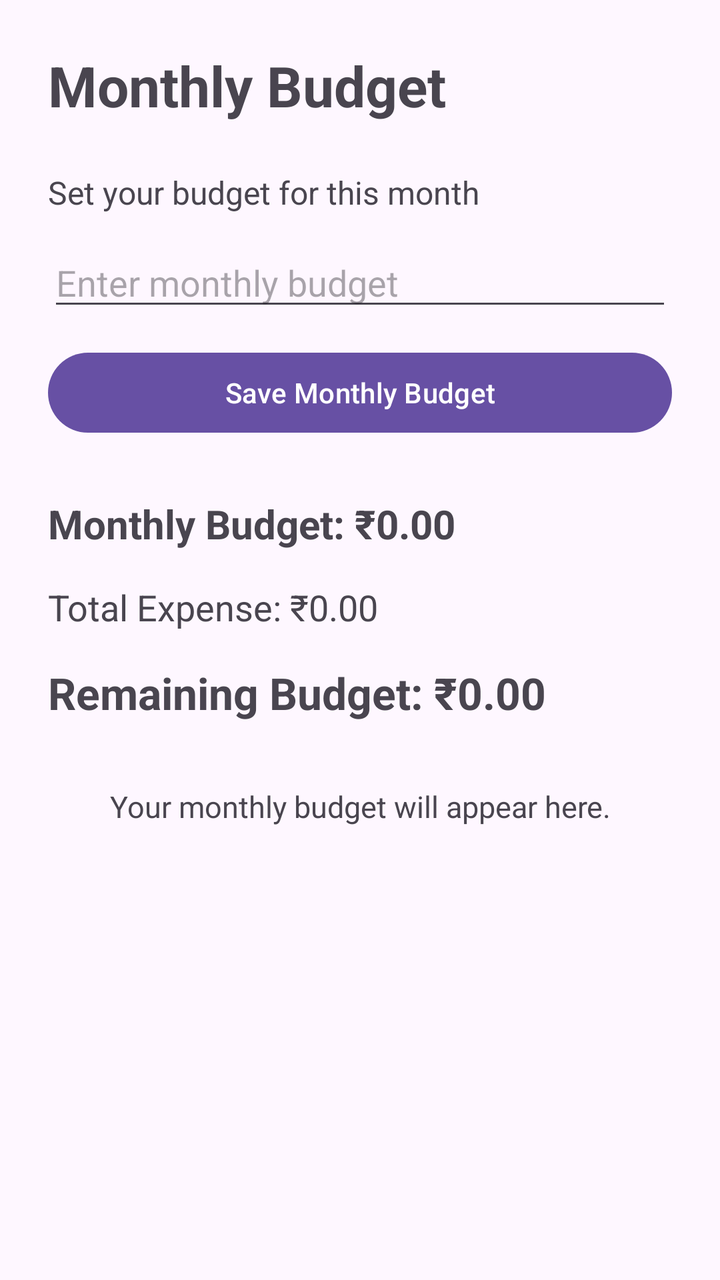
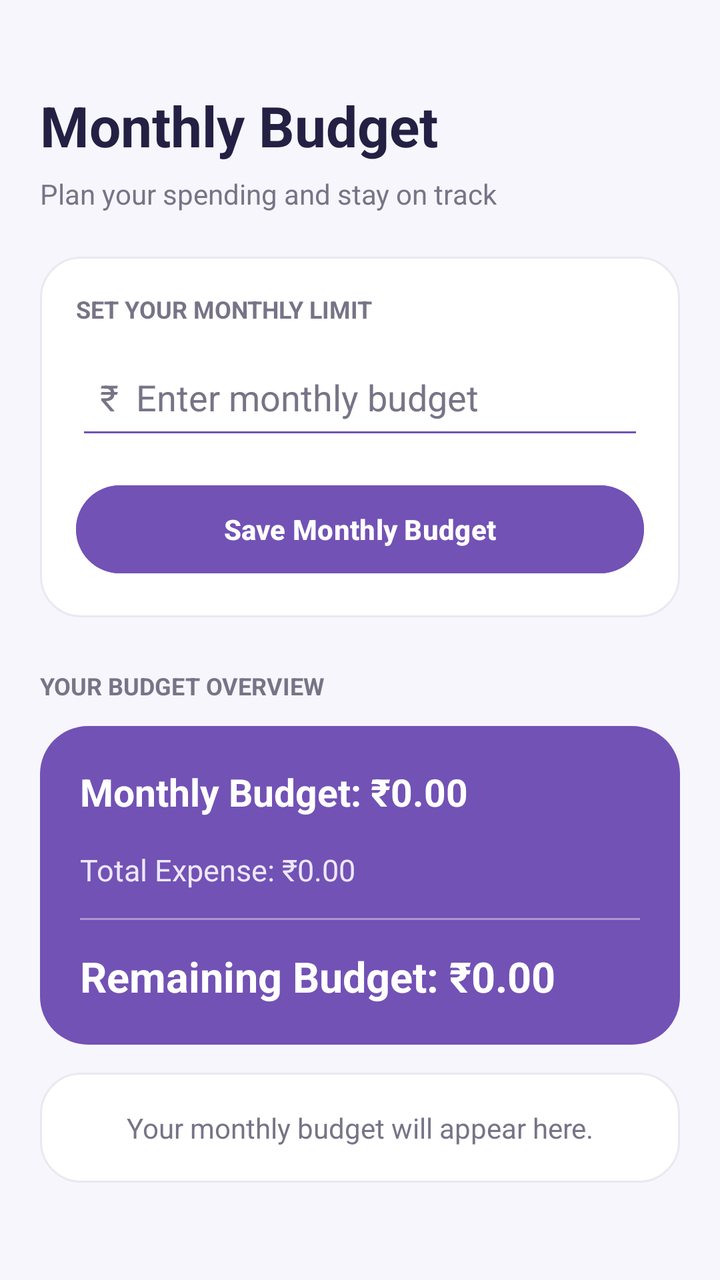

The first picture is an Android layout as it rendered before a commit; the second is the same layout after the commit. The layout source and the unified diff follow.
<!-- AndroidManifest.xml: application theme Theme.PocketPlan -->
<!-- res/layout/fragment_budget.xml -->
﻿<?xml version="1.0" encoding="utf-8"?>
<ScrollView xmlns:android="http://schemas.android.com/apk/res/android"
    android:layout_width="match_parent"
    android:layout_height="match_parent"
    android:fillViewport="true">

    <LinearLayout
        android:layout_width="match_parent"
        android:layout_height="wrap_content"
        android:orientation="vertical"
        android:padding="24dp">

        <TextView
            android:layout_width="wrap_content"
            android:layout_height="wrap_content"
            android:text="Monthly Budget"
            android:textSize="28sp"
            android:textStyle="bold"
            android:layout_marginBottom="24dp" />

        <TextView
            android:layout_width="wrap_content"
            android:layout_height="wrap_content"
            android:text="Set your budget for this month"
            android:textSize="16sp"
            android:layout_marginBottom="12dp" />

        <EditText
            android:id="@+id/etMonthlyBudget"
            android:layout_width="match_parent"
            android:layout_height="wrap_content"
            android:hint="Enter monthly budget"
            android:inputType="numberDecimal"
            android:singleLine="true"
            android:layout_marginBottom="12dp" />

        <Button
            android:id="@+id/btnSaveBudget"
            android:layout_width="match_parent"
            android:layout_height="wrap_content"
            android:text="Save Monthly Budget" />

        <TextView
            android:id="@+id/tvBudgetAmount"
            android:layout_width="match_parent"
            android:layout_height="wrap_content"
            android:text="Monthly Budget: ₹0.00"
            android:textSize="20sp"
            android:textStyle="bold"
            android:layout_marginTop="28dp"
            android:layout_marginBottom="16dp" />

        <TextView
            android:id="@+id/tvBudgetExpense"
            android:layout_width="match_parent"
            android:layout_height="wrap_content"
            android:text="Total Expense: ₹0.00"
            android:textSize="18sp"
            android:layout_marginBottom="16dp" />

        <TextView
            android:id="@+id/tvBudgetRemaining"
            android:layout_width="match_parent"
            android:layout_height="wrap_content"
            android:text="Remaining Budget: ₹0.00"
            android:textSize="22sp"
            android:textStyle="bold"
            android:layout_marginBottom="20dp" />

        <TextView
            android:id="@+id/tvBudgetMessage"
            android:layout_width="match_parent"
            android:layout_height="wrap_content"
            android:gravity="center"
            android:padding="12dp"
            android:text="Your monthly budget will appear here."
            android:textSize="15sp" />

    </LinearLayout>
</ScrollView>
<!-- resources referenced by this layout -->
<resources>
  <style name="Theme.PocketPlan" parent="Base.Theme.PocketPlan" />
  <style name="Base.Theme.PocketPlan" parent="Theme.Material3.DayNight.NoActionBar">
          
          
      </style>
</resources>

<!-- the commit's change to res/layout/fragment_budget.xml (unified diff, before → after) -->
@@ -1,80 +1,140 @@
-﻿<?xml version="1.0" encoding="utf-8"?>
-<ScrollView xmlns:android="http://schemas.android.com/apk/res/android"
+﻿<ScrollView xmlns:android="http://schemas.android.com/apk/res/android"
     android:layout_width="match_parent"
     android:layout_height="match_parent"
+    android:background="@color/screen_background"
     android:fillViewport="true">
 
     <LinearLayout
         android:layout_width="match_parent"
         android:layout_height="wrap_content"
         android:orientation="vertical"
-        android:padding="24dp">
+        android:paddingStart="20dp"
+        android:paddingTop="44dp"
+        android:paddingEnd="20dp"
+        android:paddingBottom="28dp">
 
         <TextView
-            android:layout_width="wrap_content"
+            android:layout_width="match_parent"
             android:layout_height="wrap_content"
             android:text="Monthly Budget"
             android:textSize="28sp"
             android:textStyle="bold"
-            android:layout_marginBottom="24dp" />
+            android:textColor="@color/text_primary"
+            android:layout_marginBottom="6dp" />
 
         <TextView
-            android:layout_width="wrap_content"
+            android:layout_width="match_parent"
             android:layout_height="wrap_content"
-            android:text="Set your budget for this month"
-            android:textSize="16sp"
+            android:text="Plan your spending and stay on track"
+            android:textSize="14sp"
+            android:textColor="@color/text_secondary"
+            android:layout_marginBottom="22dp" />
+
+        <LinearLayout
+            android:layout_width="match_parent"
+            android:layout_height="wrap_content"
+            android:orientation="vertical"
+            android:padding="18dp"
+            android:background="@drawable/bg_pp_dashboard_card">
+
+            <TextView
+                android:layout_width="match_parent"
+                android:layout_height="wrap_content"
+                android:text="SET YOUR MONTHLY LIMIT"
+                android:textSize="12sp"
+                android:textStyle="bold"
+                android:textColor="@color/text_secondary"
+                android:layout_marginBottom="10dp" />
+
+            <EditText
+                android:id="@+id/etMonthlyBudget"
+                android:layout_width="match_parent"
+                android:layout_height="52dp"
+                android:hint="₹  Enter monthly budget"
+                android:textColor="@color/text_primary"
+                android:textColorHint="@color/text_secondary"
+                android:inputType="numberDecimal"
+                android:singleLine="true"
+                android:padding="12dp"
+                android:backgroundTint="@color/primary"
+                android:layout_marginBottom="14dp" />
+
+            <Button
+                android:id="@+id/btnSaveBudget"
+                android:layout_width="match_parent"
+                android:layout_height="52dp"
+                android:text="Save Monthly Budget"
+                android:textAllCaps="false"
+                android:textStyle="bold"
+                android:textColor="@color/white"
+                android:backgroundTint="@color/primary" />
+
+        </LinearLayout>
+
+        <TextView
+            android:layout_width="match_parent"
+            android:layout_height="wrap_content"
+            android:text="YOUR BUDGET OVERVIEW"
+            android:textSize="12sp"
+            android:textStyle="bold"
+            android:textColor="@color/text_secondary"
+            android:layout_marginTop="26dp"
             android:layout_marginBottom="12dp" />
 
-        <EditText
-            android:id="@+id/etMonthlyBudget"
+        <LinearLayout
             android:layout_width="match_parent"
             android:layout_height="wrap_content"
-            android:hint="Enter monthly budget"
-            android:inputType="numberDecimal"
-            android:singleLine="true"
-            android:layout_marginBottom="12dp" />
+            android:orientation="vertical"
+            android:padding="20dp"
+            android:background="@drawable/bg_pp_dashboard_hero">
 
-        <Button
-            android:id="@+id/btnSaveBudget"
-            android:layout_width="match_parent"
-            android:layout_height="wrap_content"
-            android:text="Save Monthly Budget" />
+            <TextView
+                android:id="@+id/tvBudgetAmount"
+                android:layout_width="match_parent"
+                android:layout_height="wrap_content"
+                android:text="Monthly Budget: ₹0.00"
+                android:textSize="19sp"
+                android:textStyle="bold"
+                android:textColor="@color/white"
+                android:layout_marginBottom="16dp" />
 
-        <TextView
-            android:id="@+id/tvBudgetAmount"
-            android:layout_width="match_parent"
-            android:layout_height="wrap_content"
-            android:text="Monthly Budget: ₹0.00"
-            android:textSize="20sp"
-            android:textStyle="bold"
-            android:layout_marginTop="28dp"
-            android:layout_marginBottom="16dp" />
+            <TextView
+                android:id="@+id/tvBudgetExpense"
+                android:layout_width="match_parent"
+                android:layout_height="wrap_content"
+                android:text="Total Expense: ₹0.00"
+                android:textSize="15sp"
+                android:textColor="#EDE7F8"
+                android:layout_marginBottom="14dp" />
 
-        <TextView
-            android:id="@+id/tvBudgetExpense"
-            android:layout_width="match_parent"
-            android:layout_height="wrap_content"
-            android:text="Total Expense: ₹0.00"
-            android:textSize="18sp"
-            android:layout_marginBottom="16dp" />
+            <View
+                android:layout_width="match_parent"
+                android:layout_height="1dp"
+                android:background="#66FFFFFF"
+                android:layout_marginBottom="14dp" />
 
-        <TextView
-            android:id="@+id/tvBudgetRemaining"
-            android:layout_width="match_parent"
-            android:layout_height="wrap_content"
-            android:text="Remaining Budget: ₹0.00"
-            android:textSize="22sp"
-            android:textStyle="bold"
-            android:layout_marginBottom="20dp" />
+            <TextView
+                android:id="@+id/tvBudgetRemaining"
+                android:layout_width="match_parent"
+                android:layout_height="wrap_content"
+                android:text="Remaining Budget: ₹0.00"
+                android:textSize="21sp"
+                android:textStyle="bold"
+                android:textColor="@color/white" />
+
+        </LinearLayout>
 
         <TextView
             android:id="@+id/tvBudgetMessage"
             android:layout_width="match_parent"
             android:layout_height="wrap_content"
             android:gravity="center"
-            android:padding="12dp"
+            android:padding="18dp"
+            android:layout_marginTop="14dp"
+            android:background="@drawable/bg_pp_dashboard_card"
             android:text="Your monthly budget will appear here."
-            android:textSize="15sp" />
+            android:textColor="@color/text_secondary"
+            android:textSize="14sp" />
 
     </LinearLayout>
 </ScrollView>
<!-- resource entries referenced after the edit -->
@@ -1,9 +1,36 @@
 <!-- resources referenced by this layout -->
 <resources>
+  <color name="primary">#7252B5</color>
+  <color name="screen_background">#F7F6FC</color>
+  <color name="text_primary">#242044</color>
+  <color name="text_secondary">#777487</color>
+  <color name="white">#FFFFFFFF</color>
+  <!-- drawable bg_pp_dashboard_card (drawable) -->
+  ﻿<shape xmlns:android="http://schemas.android.com/apk/res/android">
+      <solid android:color="#FFFFFF"/>
+      <corners android:radius="20dp"/>
+      <stroke android:width="1dp" android:color="#EAE8F0"/>
+  </shape>
+  <!-- drawable bg_pp_dashboard_hero (drawable) -->
+  ﻿<shape xmlns:android="http://schemas.android.com/apk/res/android">
+      <solid android:color="#7252B5"/>
+      <corners android:radius="24dp"/>
+  </shape>
   <style name="Theme.PocketPlan" parent="Base.Theme.PocketPlan" />
-  <style name="Base.Theme.PocketPlan" parent="Theme.Material3.DayNight.NoActionBar">
-          
-          
+  <style name="Base.Theme.PocketPlan" parent="Theme.Material3.Light.NoActionBar">
+          <item name="colorPrimary">@color/primary</item>
+          <item name="colorOnPrimary">@color/white</item>
+          <item name="colorSecondary">@color/primary</item>
+          <item name="colorOnSecondary">@color/white</item>
+          <item name="colorTertiary">@color/income</item>
+          <item name="colorError">@color/expense</item>
+          <item name="android:colorAccent">@color/primary</item>
+          <item name="android:windowBackground">@color/screen_background</item>
+          <item name="android:statusBarColor">@color/screen_background</item>
+          <item name="android:navigationBarColor">@color/screen_background</item>
+          <item name="android:windowLightStatusBar">true</item>
       </style>
+  <color name="income">#25A875</color>
+  <color name="expense">#E66C76</color>
 </resources>
 
